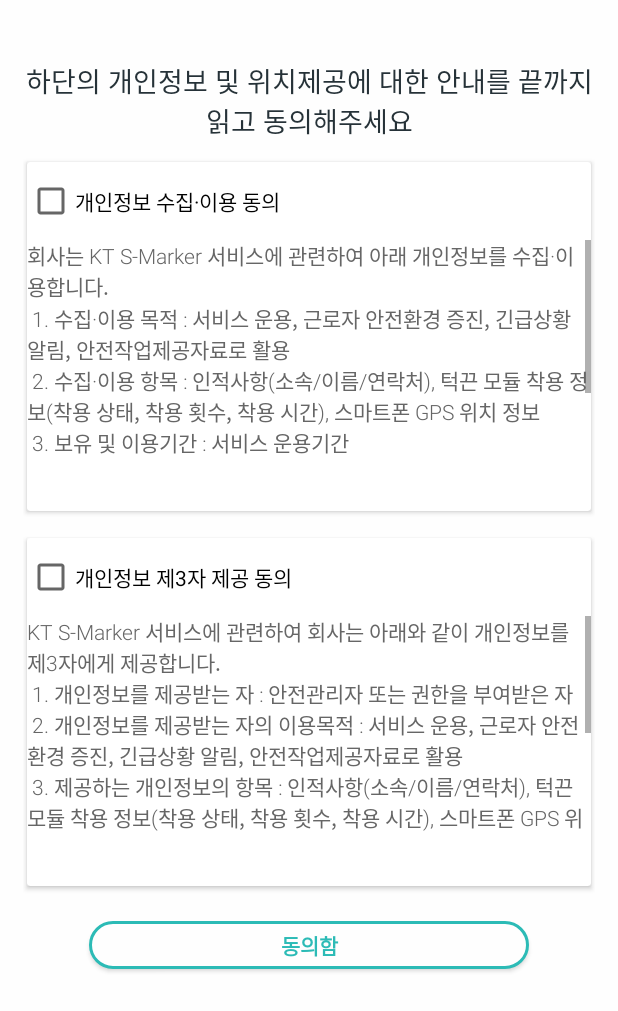
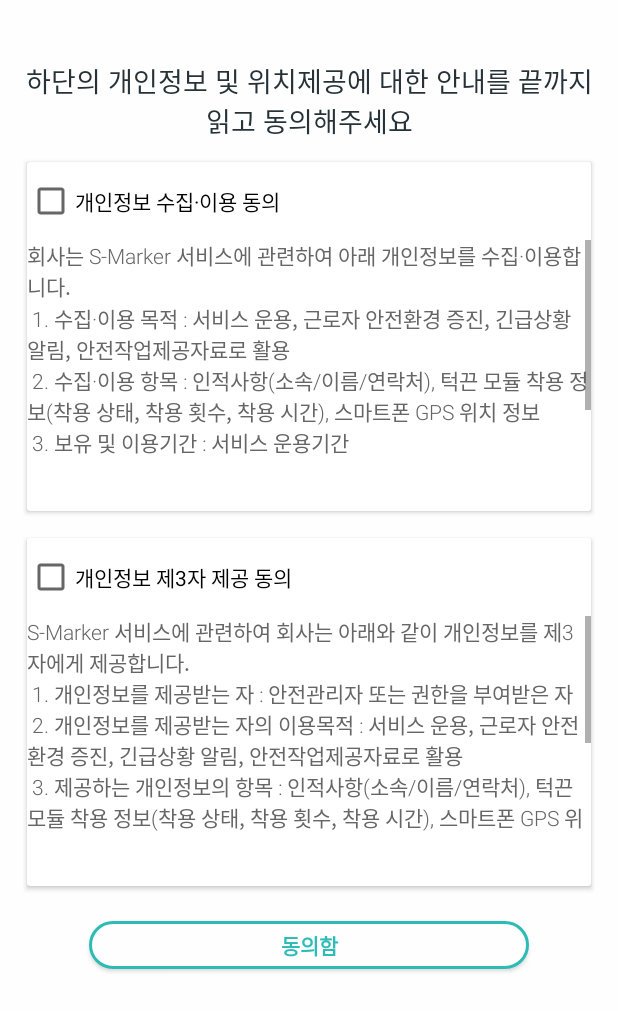
Before and after one commit to iotcr2020/smarker_companies, an Android app: the AgreeActivity screen opened directly, with no data from a screen before it, on a phone screen of 412 x 824 dp. Shown: the top 1011 px of the screen. Run offline under Robolectric (Android 15) with nearby library versions, the phone set to English and light mode, and no system bars.

Commit message:
약관 문구 변경

```diff
--- a/app/src/main/res/values/strings.xml
+++ b/app/src/main/res/values/strings.xml
@@ -5,18 +5,18 @@
     <string name="agree_chk_01">개인정보 수집·이용 동의</string>
     <string name="agree_chk_02">개인정보 제3자 제공 동의</string>
     <string name="agree_btn">동의함</string>
-    <string name="agree_text_01"> 회사는 "KT S-Marker 서비스"에 관련하여 아래 개인정보를 수집·이용합니다.\n
+    <string name="agree_text_01"> 회사는 "S-Marker 서비스"에 관련하여 아래 개인정보를 수집·이용합니다.\n
 1. 수집·이용 목적 : 서비스 운용, 근로자 안전환경 증진, 긴급상황 알림, 안전작업제공자료로 활용\n
 2. 수집·이용 항목 : 인적사항(소속/이름/연락처), 턱끈 모듈 착용 정보(착용 상태, 착용 횟수, 착용 시간), 스마트폰 GPS 위치 정보\n
 3. 보유 및 이용기간 : 서비스 운용기간\n
-* 이용자는 동의를 거부할 권리가 있으며, 다만 동의하지 않을 경우 근로자 안전환경 증진을 위한 KT S-Marker 서비스 이용이 불가합니다.
+* 이용자는 동의를 거부할 권리가 있으며, 다만 동의하지 않을 경우 근로자 안전환경 증진을 위한 S-Marker 서비스 이용이 불가합니다.
 </string>
-    <string name="agree_text_02">"KT S-Marker 서비스"에 관련하여 회사는 아래와 같이 개인정보를 제3자에게 제공합니다.\n
+    <string name="agree_text_02">"S-Marker 서비스"에 관련하여 회사는 아래와 같이 개인정보를 제3자에게 제공합니다.\n
 1. 개인정보를 제공받는 자 : 안전관리자 또는 권한을 부여받은 자\n
 2. 개인정보를 제공받는 자의 이용목적 : 서비스 운용, 근로자 안전환경 증진, 긴급상황 알림, 안전작업제공자료로 활용\n
 3. 제공하는 개인정보의 항목 : 인적사항(소속/이름/연락처), 턱끈 모듈 착용 정보(착용 상태, 착용 횟수, 착용 시간), 스마트폰 GPS 위치 정보\n
 4. 개인정보를 제공받는 자의 개인정보 보유 및 이용기간 : 서비스 운용기간\n
-* 이용자는 동의를 거부할 권리가 있으며, 다만 동의하지 않을 경우 근로자 안전환경 증진을 위한 KT S-Marker 서비스 이용이 불가합니다.</string>
+* 이용자는 동의를 거부할 권리가 있으며, 다만 동의하지 않을 경우 근로자 안전환경 증진을 위한 S-Marker 서비스 이용이 불가합니다.</string>
 
     <string name="google_maps_key" templateMergeStrategy="preserve" translatable="false">
         AIzaSyC3SrcUtXXXXXXXXXXXXXXXXXXXXXX
```
